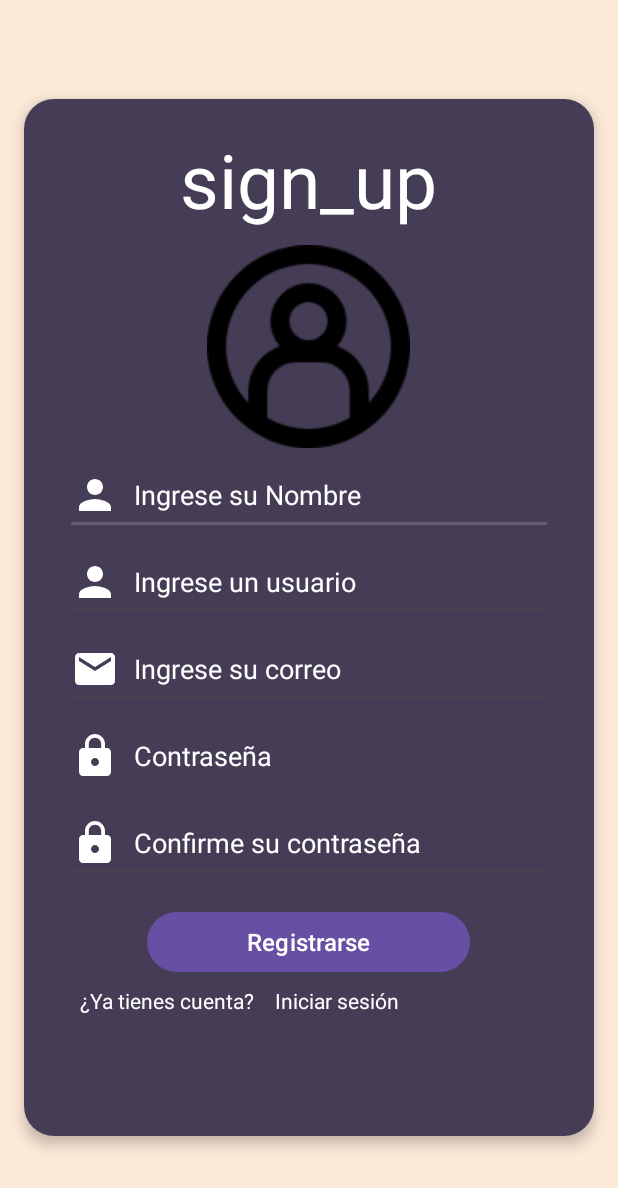
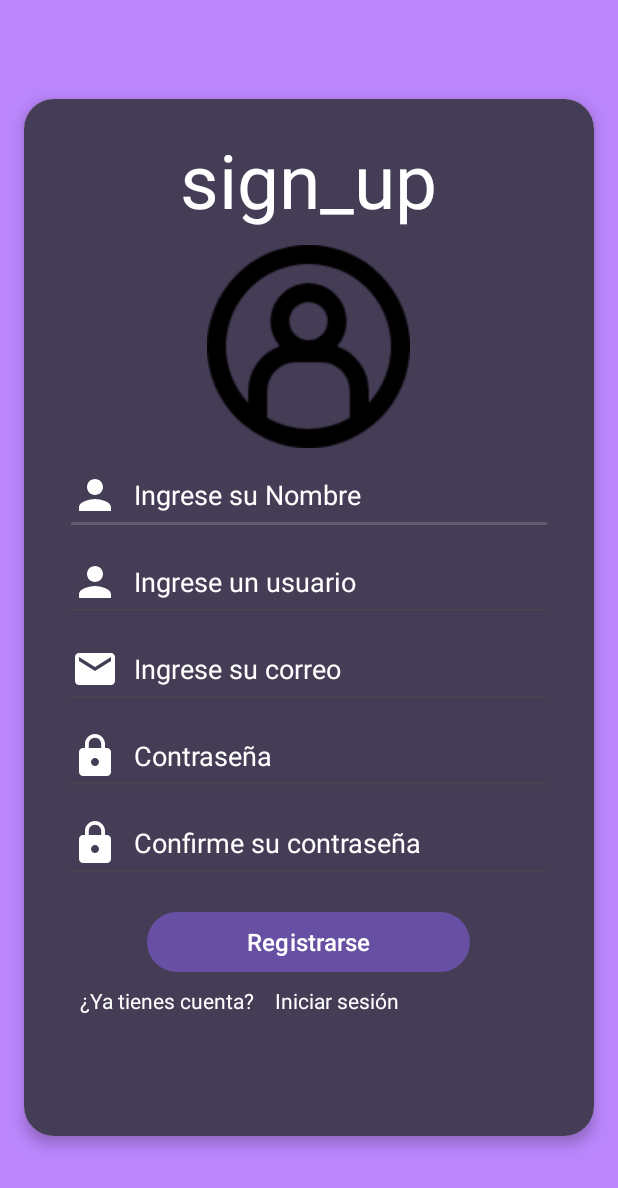
Before and after one commit to StevenJM05/Apployment-app, an Android app: the Registrarse screen opened directly, with no data from a screen before it, on a phone screen of 412 x 824 dp. Shown: the top 1188 px of the screen. Run offline under Robolectric (Android 15) with nearby library versions, the phone set to English and light mode, and no system bars.

Commit message:
Paleta de colores

```diff
--- a/app/src/main/res/layout/activity_registrarse.xml
+++ b/app/src/main/res/layout/activity_registrarse.xml
@@ -5,7 +5,7 @@
     android:layout_height="match_parent"
     android:layout_width="match_parent"
     android:orientation="vertical"
-    android:background="#fce9d8"
+    android:background="#BB86FC"
     android:gravity="center"
     >
     <androidx.cardview.widget.CardView
```
